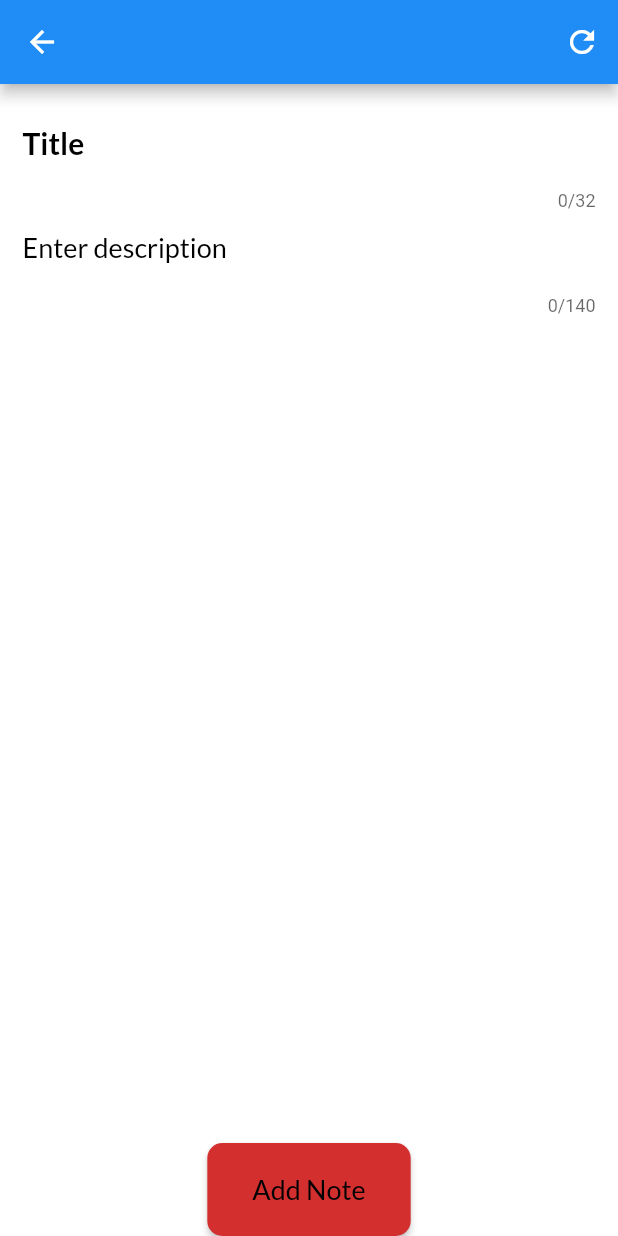
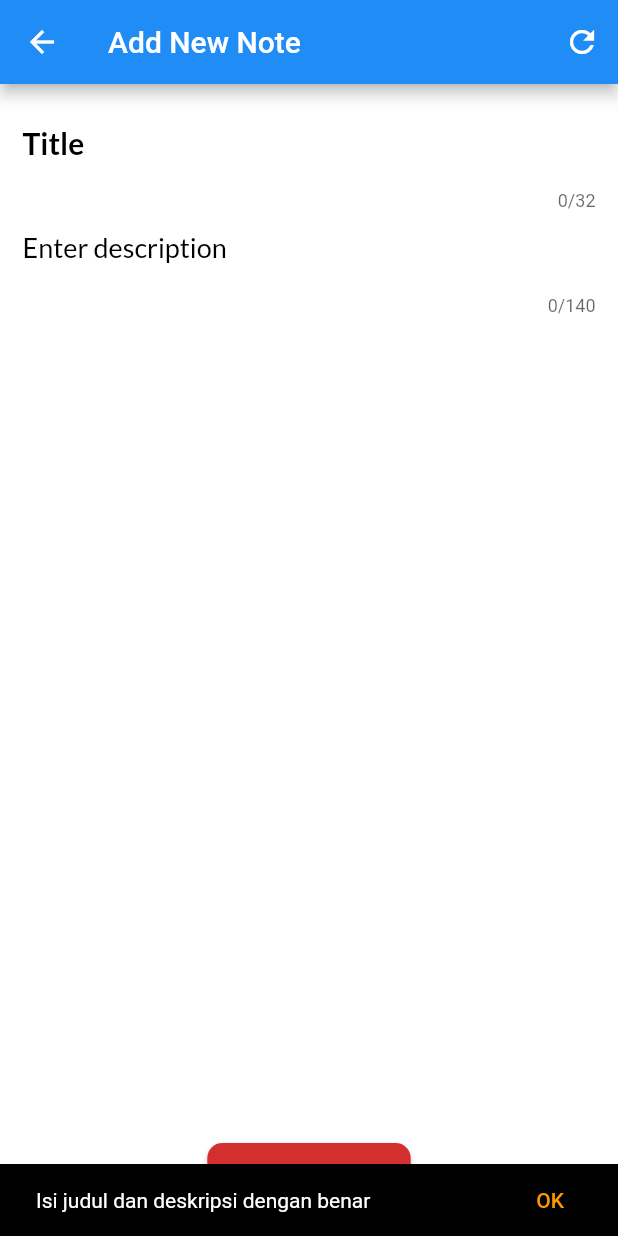
Before and after one commit to AndroidKotlinID/bwa-flutter-provider, a Flutter app: the AddScreenPage screen opened directly, after a tap on "Add Note", on a phone screen of 412 x 824 dp. Run offline on Flutter 3.47's test engine with Material 2 defaults, Android fonts, the light colour scheme and no system bars; our stand-ins replace google_fonts.

Commit message:
Pembuatan navigasi antar halaman

```diff
--- a/lib/main.dart
+++ b/lib/main.dart
@@ -1,7 +1,9 @@
 import 'package:flutter/material.dart';
+import 'package:bwanoteprovider/screens/home_screen.dart';
 
 void main() {
-  runApp(const MyApp());
+  // runApp(const MyApp());
+  runApp(const HomeScreen());
 }
 
 class MyApp extends StatelessWidget {
--- a/lib/screens/addnote_screen.dart
+++ b/lib/screens/addnote_screen.dart
@@ -15,7 +15,7 @@ class _AddScreenPageState extends State<AddScreenPage> {
   String titleText = '';
   String descriptionText = '';
 
-  String titlePage = '';
+  String titlePage = 'Add New Note';
   bool isVisibleSubtitle = false;
 
 // Simpan data Note ke dalam Provider state management
@@ -116,6 +116,8 @@ class _AddScreenPageState extends State<AddScreenPage> {
                           keyboardType: TextInputType.text,
                           maxLength: 32,
                         ),
+                        // Mode autofill
+                        // https://medium.com/swlh/how-to-implement-autofill-in-your-flutter-app-b43bddab1a97
                         TextFormField(
                           decoration: InputDecoration(
                             border: InputBorder.none,
@@ -151,7 +153,11 @@ class _AddScreenPageState extends State<AddScreenPage> {
             Padding(
               padding: const EdgeInsets.symmetric(horizontal: 20),
               child: ElevatedButton(
-                onPressed: () {},
+                onPressed: () {
+                  // Simpan note ke dalam state
+                  saveNoteData(context,
+                      title: titleText, descNote: descriptionText);
+                },
                 child: Text(
                   'Add Note',
                   style: GoogleFonts.lato(
```
Also changed, not shown: lib/screens/home_screen.dart (+7 -0 lines), 2 other files.
